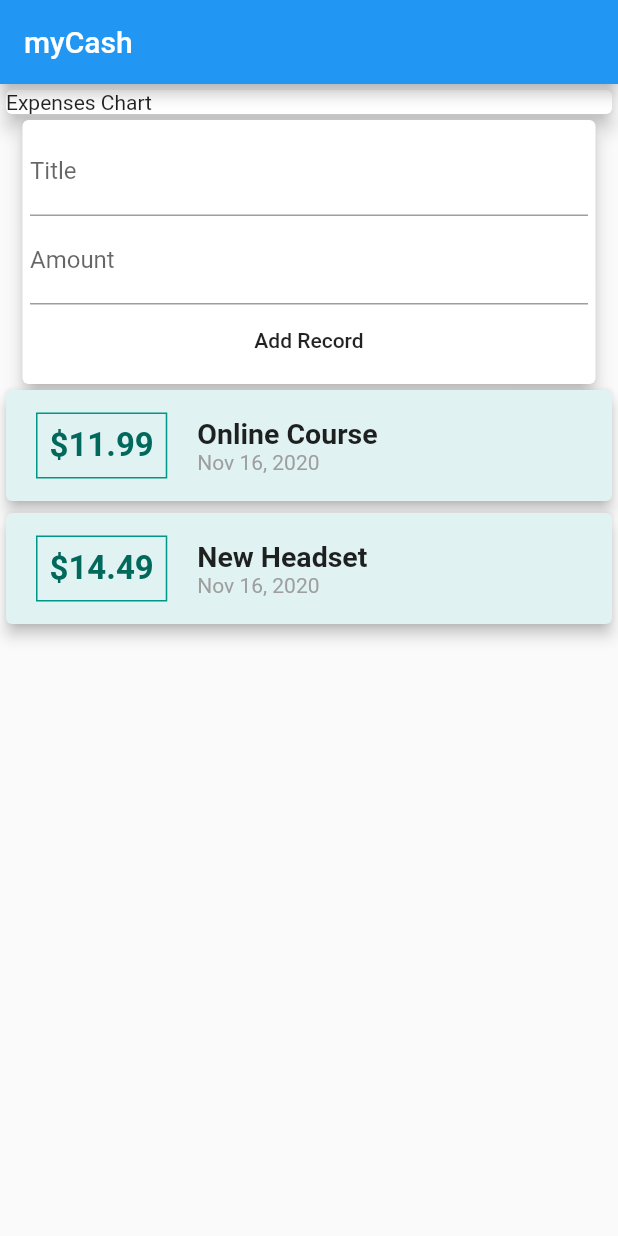
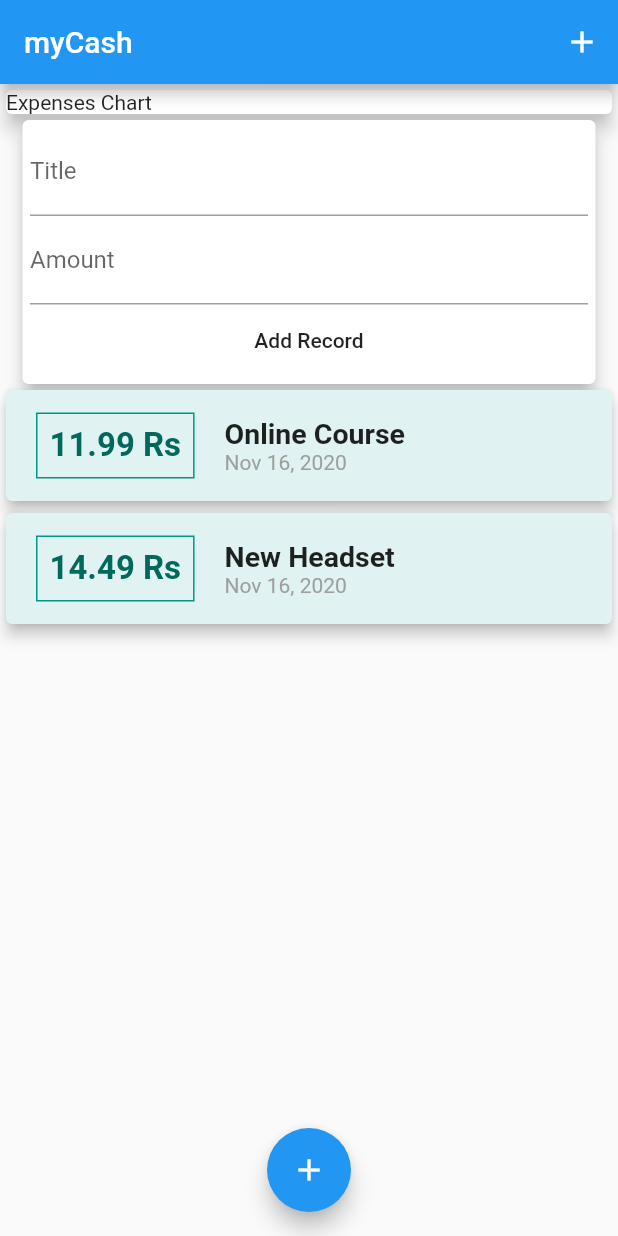
Before and after one commit to Thusatharan/myCash, a Flutter app: the screen it shows after launch, after a tap on "Add Record", on a phone screen of 412 x 824 dp. Run offline on Flutter 3.47's test engine with Material 2 defaults, Android fonts, the phone set to English and light mode, and no system bars.

Commit message:
Last Added App level Floating Action Button

```diff
--- /dev/null
+++ b/lib/CreateAndShow.dart
@@ -0,0 +1,49 @@
+import 'package:flutter/material.dart';
+import './createRecord.dart';
+import './showExpenses.dart';
+import './expenses.dart';
+
+class CreateAndShow extends StatefulWidget {
+  @override
+  _CreateAndShowState createState() => _CreateAndShowState();
+}
+
+class _CreateAndShowState extends State<CreateAndShow> {
+  final List<Expenses> expenselist = [
+    Expenses(
+      id: 'E1',
+      title: 'Online Course',
+      amount: 11.99,
+      date: DateTime.now(),
+    ),
+    Expenses(
+      id: 'E2',
+      title: 'New Headset',
+      amount: 14.49,
+      date: DateTime.now(),
+    ),
+  ];
+
+  void _addNewRecord(String newTitle, double newAmount) {
+    final newRecord = Expenses(
+      title: newTitle,
+      amount: newAmount,
+      date: DateTime.now(),
+      id: DateTime.now().toString(),
+    );
+
+    setState(() {
+      expenselist.add(newRecord);
+    });
+  }
+
+  @override
+  Widget build(BuildContext context) {
+    return Column(
+      children: <Widget>[
+        CreateRecord(_addNewRecord),
+        ShowExpenses(expenselist),
+      ],
+    );
+  }
+}
--- /dev/null
+++ b/lib/createRecord.dart
@@ -0,0 +1,55 @@
+import 'package:flutter/material.dart';
+
+class CreateRecord extends StatelessWidget {
+  final Function userData;
+  final titleController = TextEditingController();
+  final amountController = TextEditingController();
+
+  CreateRecord(this.userData);
+
+
+
+  void inputData() {
+    final newTitleInput = titleController.text;
+    final newAmountInput = double.parse(amountController.text);
+
+    if(newTitleInput.isEmpty || newAmountInput <= 0) {
+        return;
+    }
+
+    userData(
+      newTitleInput,
+      newAmountInput,
+    );
+  }
+
+  @override
+  Widget build(BuildContext context) {
+    return Card(
+      margin: EdgeInsets.symmetric(vertical: 0, horizontal: 15),
+      elevation: 5,
+      child: Container(
+        padding: EdgeInsets.all(5),
+        child: Column(
+          children: <Widget>[
+            TextField(
+              decoration: InputDecoration(labelText: 'Title'),
+              controller: titleController,
+              onSubmitted: (_) => inputData,
+            ),
+            TextField(
+              decoration: InputDecoration(labelText: 'Amount'),
+              controller: amountController,
+              keyboardType: TextInputType.number,
+              onSubmitted: (_) => inputData,
+            ),
+            FlatButton(
+              onPressed: inputData,
+              child: Text('Add Record'),
+            )
+          ],
+        ),
+      ),
+    );
+  }
+}
--- a/lib/main.dart
+++ b/lib/main.dart
@@ -1,6 +1,5 @@
 import 'package:flutter/material.dart';
-import 'package:intl/intl.dart';
-import './expenses.dart';
+import './CreateAndShow.dart';
 
 void main() {
   runApp(MyApp());
@@ -18,31 +17,20 @@ class MyApp extends StatelessWidget {
 }
 
 class MyHomePage extends StatelessWidget {
-  final List<Expenses> expenselist = [
-    Expenses(
-      id: 'E1',
-      title: 'Online Course',
-      amount: 11.99,
-      date: DateTime.now(),
-    ),
-    Expenses(
-      id: 'E2',
-      title: 'New Headset',
-      amount: 14.49,
-      date: DateTime.now(),
-    ),
-  ];
-
-  final titleController = TextEditingController();
-  final amountController= TextEditingController();
-
   @override
   Widget build(BuildContext context) {
     return Scaffold(
       appBar: AppBar(
         title: Text('myCash'),
+        actions: <Widget>[
+          IconButton(
+            icon: Icon(Icons.add),
+            onPressed: () {},
+          )
+        ],
       ),
-      body: Column(
+      body: SingleChildScrollView(
+        child: Column(
           // mainAxisAlignment: MainAxisAlignment.spaceEvenly,
           children: <Widget>[
             Container(
@@ -52,81 +40,12 @@ class MyHomePage extends StatelessWidget {
                 elevation: 5,
               ),
             ),
-          Card(
-            margin: EdgeInsets.symmetric(vertical: 0, horizontal: 15),
-            elevation: 5,
-            child: Container(
-              padding: EdgeInsets.all(5),
-              child: Column(
-                children: <Widget>[
-                  TextField(
-                    decoration: InputDecoration(labelText: 'Title'),
-                    controller: titleController,
-                  ),
-                  TextField(
-                    decoration: InputDecoration(labelText: 'Amount'),
-                    controller: amountController,
-                  ),
-                  FlatButton(
-                    onPressed: () {
-                      print(titleController.text);
-                      print(amountController.text);
-                    },
-                    child: Text('Add Record'),
-                  )
+            CreateAndShow(),
           ],
         ),
       ),
-          ),
-          Column(
-            children: expenselist.map((expense) {
-              return Card(
-                  color: Colors.teal[50],
-                  elevation: 4,
-                  child: Row(
-                    children: <Widget>[
-                      Container(
-                        margin:
-                            EdgeInsets.symmetric(horizontal: 20, vertical: 15),
-                        decoration: BoxDecoration(
-                          border: Border.all(
-                            color: Colors.teal,
-                            width: 1,
-                          ),
-                        ),
-                        padding: EdgeInsets.all(8),
-                        child: Text(
-                          '\$${expense.amount}',
-                          style: TextStyle(
-                              fontWeight: FontWeight.bold,
-                              color: Colors.teal[800],
-                              fontSize: 22),
-                        ),
-                      ),
-                      Column(
-                        crossAxisAlignment: CrossAxisAlignment.start,
-                        children: <Widget>[
-                          Text(
-                            expense.title,
-                            style: TextStyle(
-                              fontWeight: FontWeight.bold,
-                              fontSize: 19,
-                            ),
-                          ),
-                          Text(
-                            DateFormat.yMMMd().format(expense.date),
-                            style: TextStyle(
-                              color: Colors.grey,
-                            ),
-                          ),
-                        ],
-                      )
-                    ],
-                  ));
-            }).toList(),
-          ),
-        ],
-      ),
+      floatingActionButton: FloatingActionButton(child: Icon(Icons.add),onPressed: () {},),
+      floatingActionButtonLocation: FloatingActionButtonLocation.centerFloat,
     );
   }
 }
--- /dev/null
+++ b/lib/showExpenses.dart
@@ -0,0 +1,64 @@
+import 'package:flutter/material.dart';
+import 'package:intl/intl.dart';
+import './expenses.dart';
+
+class ShowExpenses extends StatelessWidget {
+
+  final List<Expenses> userExpenses;
+
+  ShowExpenses(this.userExpenses);
+
+  @override
+  Widget build(BuildContext context) {
+    return Container(
+      height: 300,
+      child: ListView.builder(
+        itemBuilder: (itm, index) {
+            return Card(
+              color: Colors.teal[50],
+              elevation: 4,
+              child: Row(
+                children: <Widget>[
+                  Container(
+                    margin: EdgeInsets.symmetric(horizontal: 20, vertical: 15),
+                    decoration: BoxDecoration(
+                      border: Border.all(
+                        color: Colors.teal,
+                        width: 1,
+                      ),
+                    ),
+                    padding: EdgeInsets.all(8),
+                    child: Text(
+                      '${userExpenses[index].amount.toStringAsFixed(2)} Rs',
+                      style: TextStyle(
+                          fontWeight: FontWeight.bold,
+                          color: Colors.teal[800],
+                          fontSize: 22),
+                    ),
+                  ),
+                  Column(
+                    crossAxisAlignment: CrossAxisAlignment.start,
+                    children: <Widget>[
+                      Text(
+                        userExpenses[index].title,
+                        style: TextStyle(
+                          fontWeight: FontWeight.bold,
+                          fontSize: 19,
+                        ),
+                      ),
+                      Text(
+                        DateFormat.yMMMd().format(userExpenses[index].date),
+                        style: TextStyle(
+                          color: Colors.grey,
+                        ),
+                      ),
+                    ],
+                  )
+                ],
+              ));
+        },
+        itemCount: userExpenses.length,
+      ),
+    );
+  }
+}
```
Lines whose indentation alone changed are shown as unchanged.
